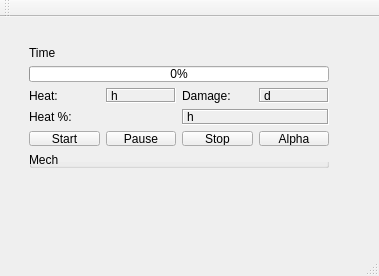
This is mech-system-simulator/mechsystem.ui in mark-ting/mech-system-simulator as Qt 5 draws it before an edit. The edited form follows.
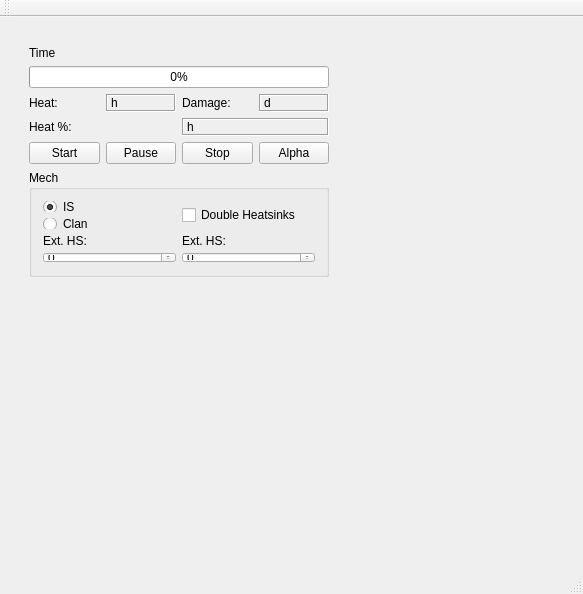
This is the edited form.

Commit message: Fixed Mech heat calculations. Now includes base 30 capacity.

Diff of the .ui file:
```diff
--- a/mech-system-simulator/mechsystem.ui
+++ b/mech-system-simulator/mechsystem.ui
@@ -6,21 +6,21 @@
    <rect>
     <x>0</x>
     <y>0</y>
-    <width>379</width>
-    <height>276</height>
+    <width>583</width>
+    <height>594</height>
    </rect>
   </property>
   <property name="windowTitle">
    <string>MechSystem</string>
   </property>
   <widget class="QWidget" name="centralWidget">
-   <widget class="QWidget" name="">
+   <widget class="QWidget" name="layoutWidget">
     <property name="geometry">
      <rect>
       <x>18</x>
       <y>18</y>
       <width>322</width>
-      <height>144</height>
+      <height>253</height>
      </rect>
     </property>
     <layout class="QVBoxLayout" name="verticalLayout">
@@ -151,28 +151,8 @@
        <property name="title">
         <string>Mech</string>
        </property>
-       <widget class="QCheckBox" name="doubleHeatsinkCheck">
-        <property name="geometry">
-         <rect>
-          <x>140</x>
-          <y>60</y>
-          <width>211</width>
-          <height>29</height>
-         </rect>
-        </property>
-        <property name="text">
-         <string>Double Heatsinks</string>
-        </property>
-       </widget>
-       <widget class="QWidget" name="layoutWidget">
-        <property name="geometry">
-         <rect>
-          <x>30</x>
-          <y>40</y>
-          <width>91</width>
-          <height>72</height>
-         </rect>
-        </property>
+       <layout class="QGridLayout" name="gridLayout">
+        <item row="0" column="0">
         <layout class="QVBoxLayout" name="techSelectLayout">
          <item>
           <widget class="QRadioButton" name="selectSphereButton">
@@ -198,16 +178,33 @@
           </widget>
          </item>
         </layout>
-       </widget>
-       <widget class="QWidget" name="layoutWidget">
-        <property name="geometry">
-         <rect>
-          <x>230</x>
-          <y>140</y>
-          <width>118</width>
-          <height>70</height>
-         </rect>
-        </property>
+        </item>
+        <item row="0" column="1">
+         <widget class="QCheckBox" name="doubleHeatsinkCheck">
+          <property name="text">
+           <string>Double Heatsinks</string>
+          </property>
+         </widget>
+        </item>
+        <item row="1" column="0">
+         <layout class="QVBoxLayout" name="intHeatSinkLayout">
+          <item>
+           <widget class="QLabel" name="intHeatSinkLabel">
+            <property name="text">
+             <string>Ext. HS:</string>
+            </property>
+           </widget>
+          </item>
+          <item>
+           <widget class="QSpinBox" name="intHeatSinkInput">
+            <property name="maximum">
+             <number>80</number>
+            </property>
+           </widget>
+          </item>
+         </layout>
+        </item>
+        <item row="1" column="1">
         <layout class="QVBoxLayout" name="extHeatSinkLayout">
          <item>
           <widget class="QLabel" name="extHeatSinkLabel">
@@ -224,74 +221,8 @@
           </widget>
          </item>
         </layout>
-       </widget>
-       <widget class="QWidget" name="layoutWidget">
-        <property name="geometry">
-         <rect>
-          <x>30</x>
-          <y>140</y>
-          <width>73</width>
-          <height>70</height>
-         </rect>
-        </property>
-        <layout class="QVBoxLayout" name="engineLayout">
-         <item>
-          <widget class="QLabel" name="engineLabel">
-           <property name="text">
-            <string>Engine:</string>
-           </property>
-          </widget>
-         </item>
-         <item>
-          <widget class="QSpinBox" name="engineSelect">
-           <property name="minimum">
-            <number>100</number>
-           </property>
-           <property name="maximum">
-            <number>400</number>
-           </property>
-           <property name="singleStep">
-            <number>25</number>
-           </property>
-           <property name="value">
-            <number>250</number>
-           </property>
-          </widget>
-         </item>
-        </layout>
-       </widget>
-       <widget class="QWidget" name="layoutWidget">
-        <property name="geometry">
-         <rect>
-          <x>121</x>
-          <y>141</y>
-          <width>75</width>
-          <height>68</height>
-         </rect>
-        </property>
-        <layout class="QVBoxLayout" name="intHeatSinkLayout">
-         <item>
-          <widget class="QLabel" name="intHeatSinkLabel">
-           <property name="text">
-            <string>Int. HS:</string>
-           </property>
-          </widget>
-         </item>
-         <item>
-          <widget class="QLabel" name="intHeatSinkDisplay">
-           <property name="frameShape">
-            <enum>QFrame::Box</enum>
-           </property>
-           <property name="frameShadow">
-            <enum>QFrame::Sunken</enum>
-           </property>
-           <property name="text">
-            <string>inths</string>
-           </property>
-          </widget>
-         </item>
-        </layout>
-       </widget>
+        </item>
+       </layout>
       </widget>
      </item>
     </layout>
```
Left out of the diff: 2 changed lines with no effect on the pictures. Lines whose indentation alone changed are shown as unchanged. The commit also changes 7 other files.
